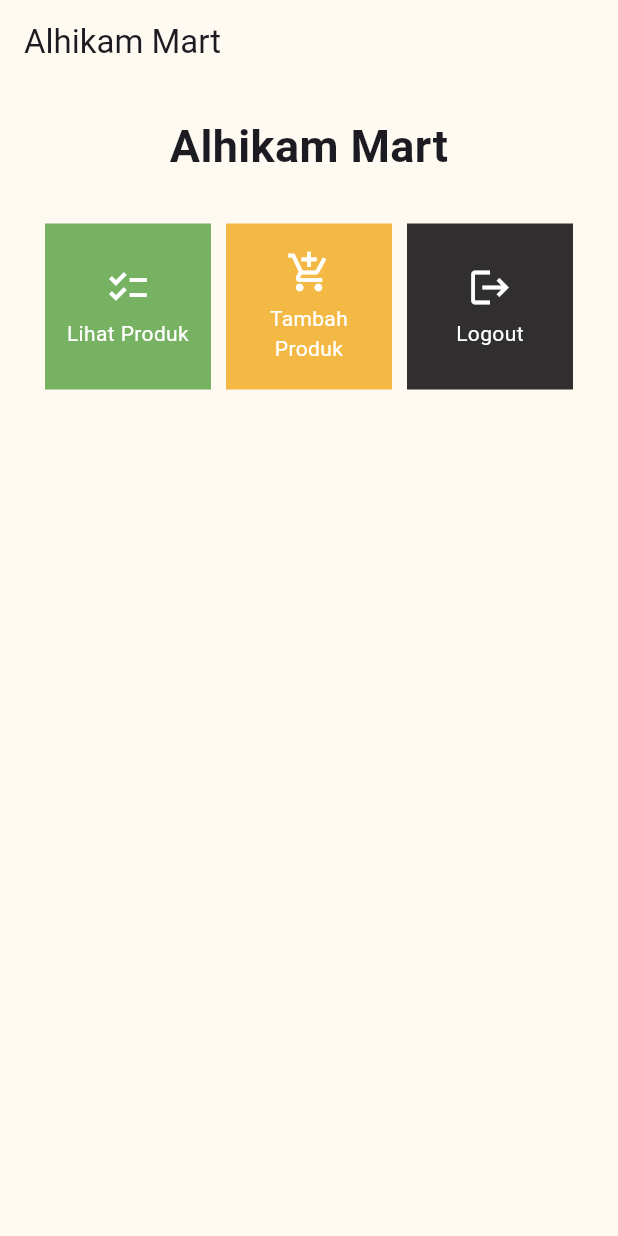
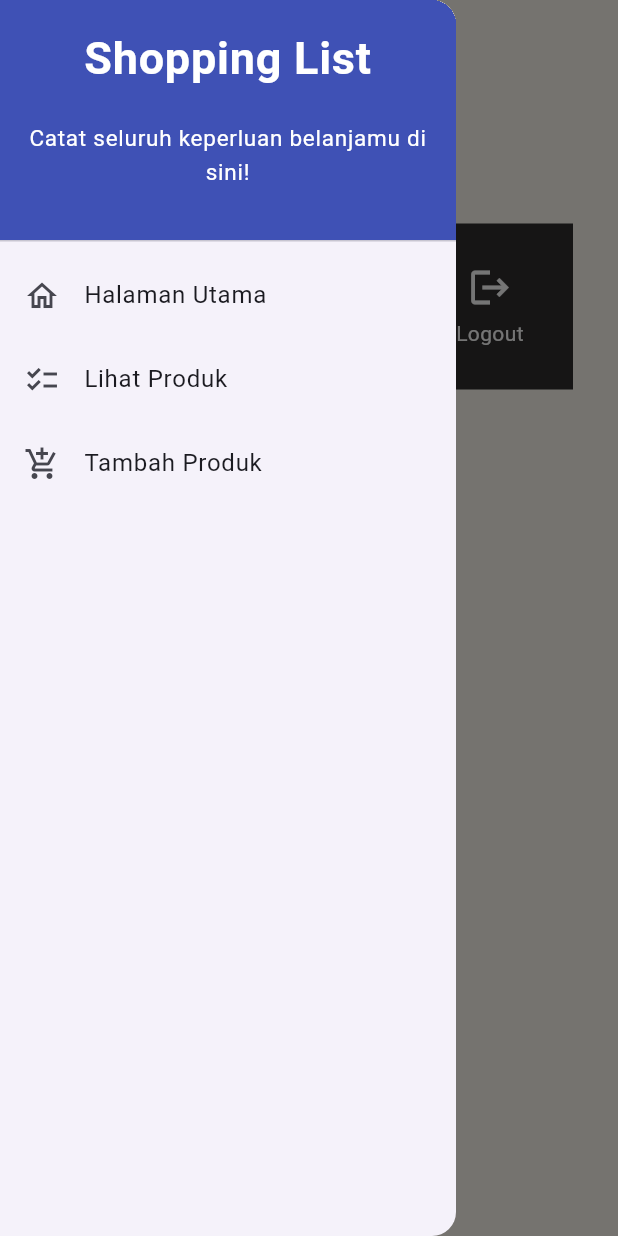
Before and after one commit to azmyar/alhikam_mart_mobile, a Flutter app: the screen it shows after launch, with the side drawer open (before the commit the screen has no drawer), on a phone screen of 412 x 824 dp. Run offline on Flutter 3.47's test engine with Material 2 defaults, Android fonts, the phone set to English and light mode, and no system bars.

Commit message:
Tugas 8 + Bonus Done

```diff
--- a/lib/main.dart
+++ b/lib/main.dart
@@ -1,6 +1,8 @@
 import 'package:flutter/material.dart';
-import 'package:alhikam_mart_mobile/menu.dart';
+import 'package:alhikam_mart_mobile/screens/menu.dart';
+import 'package:alhikam_mart_mobile/models/items_model.dart';
 
+List<Product> products = [];
 
 void main() {
   runApp(const MyApp());
--- a/lib/menu.dart
+++ b/lib/screens/menu.dart
@@ -1,12 +1,14 @@
 import 'package:flutter/material.dart';
+import 'package:alhikam_mart_mobile/widgets/left_drawer.dart';
+import 'package:alhikam_mart_mobile/widgets/shop_card.dart';
 
 class MyHomePage extends StatelessWidget {
     MyHomePage({Key? key}) : super(key: key);
 
     final List<ShopItem> items = [
-        ShopItem("Lihat Produk", Icons.checklist, Color(0xFF77B162)),
-        ShopItem("Tambah Produk", Icons.add_shopping_cart, Color(0xFFF4B945)),
-        ShopItem("Logout", Icons.logout, Color(0xFF302E2E)),
+        ShopItem("Lihat Produk", Icons.checklist, const Color(0xFF77B162)),
+        ShopItem("Tambah Produk", Icons.add_shopping_cart, const Color(0xFFF4B945)),
+        ShopItem("Logout", Icons.logout, const Color(0xFF302E2E)),
     ];
 
     @override
@@ -16,8 +18,9 @@
                 title: const Text(
                 'Alhikam Mart',
                 ),
-                backgroundColor: Color(0x00000000)
+                backgroundColor: const Color(0x00000000)
             ),
+            drawer: const LeftDrawer(),
             body: SingleChildScrollView(
                 // Widget wrapper yang dapat discroll
                 child: Padding(
@@ -58,56 +61,3 @@
             );
     }
 }
-
-class ShopCard extends StatelessWidget {
-  final ShopItem item;
-
-  const ShopCard(this.item, {super.key}); // Constructor
-
-  @override
-  Widget build(BuildContext context) {
-    return Material(
-      color: item.color,
-      child: InkWell(
-        // Area responsive terhadap sentuhan
-        onTap: () {
-          // Memunculkan SnackBar ketika diklik
-          ScaffoldMessenger.of(context)
-            ..hideCurrentSnackBar()
-            ..showSnackBar(SnackBar(
-                content: Text("Kamu telah menekan tombol ${item.name}!")));
-        },
-        child: Container(
-          // Container untuk menyimpan Icon dan Text
-          padding: const EdgeInsets.all(8),
-          child: Center(
-            child: Column(
-              mainAxisAlignment: MainAxisAlignment.center,
-              children: [
-                Icon(
-                  item.icon,
-                  color: Colors.white,
-                  size: 30.0,
-                ),
-                const Padding(padding: EdgeInsets.all(3)),
-                Text(
-                  item.name,
-                  textAlign: TextAlign.center,
-                  style: const TextStyle(color: Colors.white),
-                ),
-              ],
-            ),
-          ),
-        ),
-      ),
-    );
-  }
-}
-
-class ShopItem {
-  final String name;
-  final IconData icon;
-  final Color color;
-
-  ShopItem(this.name, this.icon, this.color);
-}
--- /dev/null
+++ b/lib/widgets/left_drawer.dart
@@ -0,0 +1,78 @@
+import 'package:flutter/material.dart';
+import 'package:alhikam_mart_mobile/main.dart';
+import 'package:alhikam_mart_mobile/screens/menu.dart';
+import 'package:alhikam_mart_mobile/screens/shoplist_form.dart';
+import 'package:alhikam_mart_mobile/screens/shoplist_items.dart';
+
+class LeftDrawer extends StatelessWidget {
+  const LeftDrawer({super.key});
+
+  @override
+  Widget build(BuildContext context) {
+    return Drawer(
+      child: ListView(
+        children: [
+          const DrawerHeader(
+            decoration: BoxDecoration(
+              color: Colors.indigo,
+            ),
+            child: Column(
+              children: [
+                Text(
+                  'Shopping List',
+                  textAlign: TextAlign.center,
+                  style: TextStyle(
+                    fontSize: 30,
+                    fontWeight: FontWeight.bold,
+                    color: Colors.white,
+                  ),
+                ),
+                Padding(padding: EdgeInsets.all(10)),
+                Text("Catat seluruh keperluan belanjamu di sini!",
+                    textAlign: TextAlign.center,
+                    style: TextStyle(
+                        fontSize: 15,
+                        fontWeight: FontWeight.normal,
+                        color: Colors.white,
+                      ),
+                    ),
+              ],
+            ),
+          ),
+          ListTile(
+            leading: const Icon(Icons.home_outlined),
+            title: const Text('Halaman Utama'),
+            // Bagian redirection ke MyHomePage
+            onTap: () {
+              Navigator.pushReplacement(
+                  context,
+                  MaterialPageRoute(
+                    builder: (context) => MyHomePage(),
+                  ));
+            },
+          ),
+          ListTile(
+            leading: const Icon(Icons.checklist),
+            title: const Text('Lihat Produk'),
+            // Bagian redirection ke MyHomePage
+            onTap: ()
+                  {
+                Navigator.push(context,
+                  MaterialPageRoute(builder: (context) => ProductListPage(products: products)));
+              }
+            ,
+          ),
+          ListTile(
+            leading: const Icon(Icons.add_shopping_cart),
+            title: const Text('Tambah Produk'),
+            // Bagian redirection ke ShopFormPage
+            onTap: () {
+                Navigator.push(context,
+                    MaterialPageRoute(builder: (context) => const ShopFormPage()));
+            },
+          ),
+        ],
+      ),
+    );
+  }
+}
--- /dev/null
+++ b/lib/widgets/shop_card.dart
@@ -0,0 +1,67 @@
+import 'package:flutter/material.dart';
+import 'package:alhikam_mart_mobile/main.dart';
+import 'package:alhikam_mart_mobile/screens/shoplist_form.dart';
+import 'package:alhikam_mart_mobile/screens/shoplist_items.dart';
+
+class ShopCard extends StatelessWidget {
+  final ShopItem item;
+
+  const ShopCard(this.item, {super.key}); // Constructor
+
+  @override
+  Widget build(BuildContext context) {
+    return Material(
+      color: item.color,
+      child: InkWell(
+        // Area responsive terhadap sentuhan
+        onTap: () {
+          // Memunculkan SnackBar ketika diklik
+          ScaffoldMessenger.of(context)
+            ..hideCurrentSnackBar()
+            ..showSnackBar(SnackBar(
+                content: Text("Kamu telah menekan tombol ${item.name}!")));
+                // Navigate ke route yang sesuai (tergantung jenis tombol)
+            if (item.name == "Tambah Produk") {
+                Navigator.push(context,
+                    MaterialPageRoute(builder: (context) => const ShopFormPage()));
+            }
+
+            if (item.name == "Lihat Produk") {
+              Navigator.push(context,
+              MaterialPageRoute(builder: (context) => ProductListPage(products: products)));
+            }
+        },
+        child: Container(
+          // Container untuk menyimpan Icon dan Text
+          padding: const EdgeInsets.all(8),
+          child: Center(
+            child: Column(
+              mainAxisAlignment: MainAxisAlignment.center,
+              children: [
+                Icon(
+                  item.icon,
+                  color: Colors.white,
+                  size: 30.0,
+                ),
+                const Padding(padding: EdgeInsets.all(3)),
+                Text(
+                  item.name,
+                  textAlign: TextAlign.center,
+                  style: const TextStyle(color: Colors.white),
+                ),
+              ],
+            ),
+          ),
+        ),
+      ),
+    );
+  }
+}
+
+class ShopItem {
+  final String name;
+  final IconData icon;
+  final Color color;
+
+  ShopItem(this.name, this.icon, this.color);
+}
```
Also changed, not shown: lib/models/items_model.dart (added, +8 -0 lines), lib/screens/shoplist_form.dart (added, +172 -0 lines), lib/screens/shoplist_items.dart (added, +61 -0 lines).
